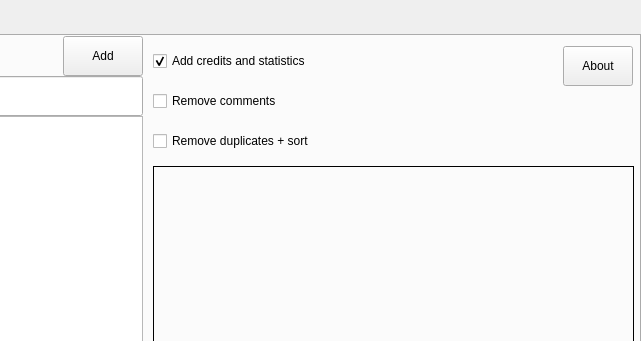
Nek-12/HostsToolkit, file mainwindow.ui: the form before one commit; both pictures show x 359 to 1000 and y 0 to 341 of the 1000 by 650 pixel window.
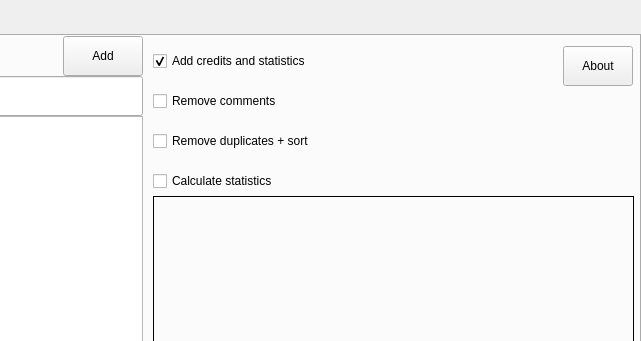
The form after the commit. Icons and pictures are not drawn.

Commit message: added stats checkbox, started rewriting app.cpp, improvements in engine

The edit to the form file:
```diff
--- a/mainwindow.ui
+++ b/mainwindow.ui
@@ -339,9 +339,9 @@
       <property name="geometry">
        <rect>
         <x>510</x>
-        <y>130</y>
+        <y>160</y>
         <width>481</width>
-        <height>331</height>
+        <height>301</height>
        </rect>
       </property>
       <property name="frameShape">
@@ -351,6 +351,19 @@
        <string/>
       </property>
      </widget>
+     <widget class="QCheckBox" name="AddStatsBox">
+      <property name="geometry">
+       <rect>
+        <x>510</x>
+        <y>130</y>
+        <width>341</width>
+        <height>30</height>
+       </rect>
+      </property>
+      <property name="text">
+       <string>Calculate statistics</string>
+      </property>
+     </widget>
      <zorder>CustomEntriesLabel</zorder>
      <zorder>CustomEntriesList</zorder>
      <zorder>CustomEntryField</zorder>
```
Left out of the diff: 1 changed line with no effect on the pictures. The commit also changes 5 other files.
